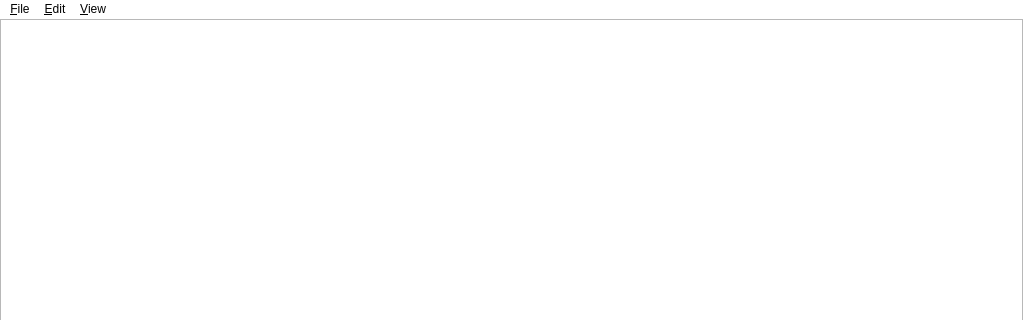
This is sheet.ui in ldraconus/HSCCU as Qt 5 draws it before an edit; both pictures show x 0 to 1023 and y 0 to 320 of the 1023 by 977 pixel window. The edited form follows.
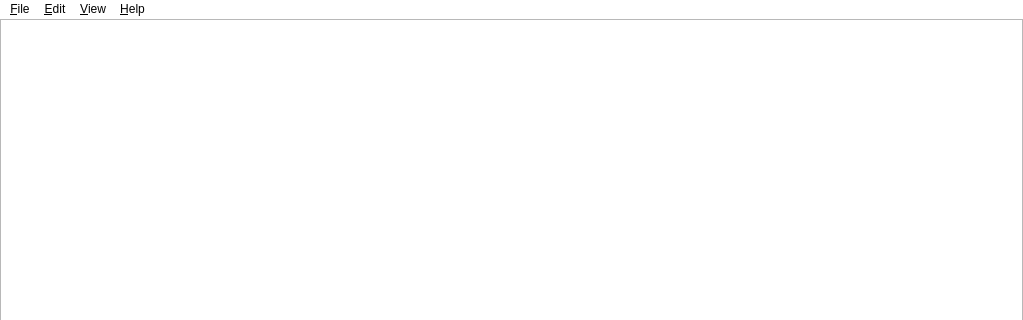
This is the edited form. Icons and pictures are not drawn.

Commit message:
Added help menu/about
- Legalize to state I'm not steling this thing
- To say HSCCU is mine
- To say HeroGames doesn't endorse this program in any way.

Patch:
```diff
--- a/sheet.ui
+++ b/sheet.ui
@@ -150,9 +150,16 @@
     <addaction name="actionZoom_In"/>
     <addaction name="actionZoom_Out"/>
    </widget>
+   <widget class="QMenu" name="menu_Help">
+    <property name="title">
+     <string>&amp;Help</string>
+    </property>
+    <addaction name="action_About"/>
+   </widget>
    <addaction name="menu_File"/>
    <addaction name="menu_Edit"/>
    <addaction name="menu_View"/>
+   <addaction name="menu_Help"/>
   </widget>
   <widget class="QStatusBar" name="statusbar">
    <property name="styleSheet">
```
Left out of the diff: 11 changed lines with no effect on the pictures. The commit also changes 11 other files.
